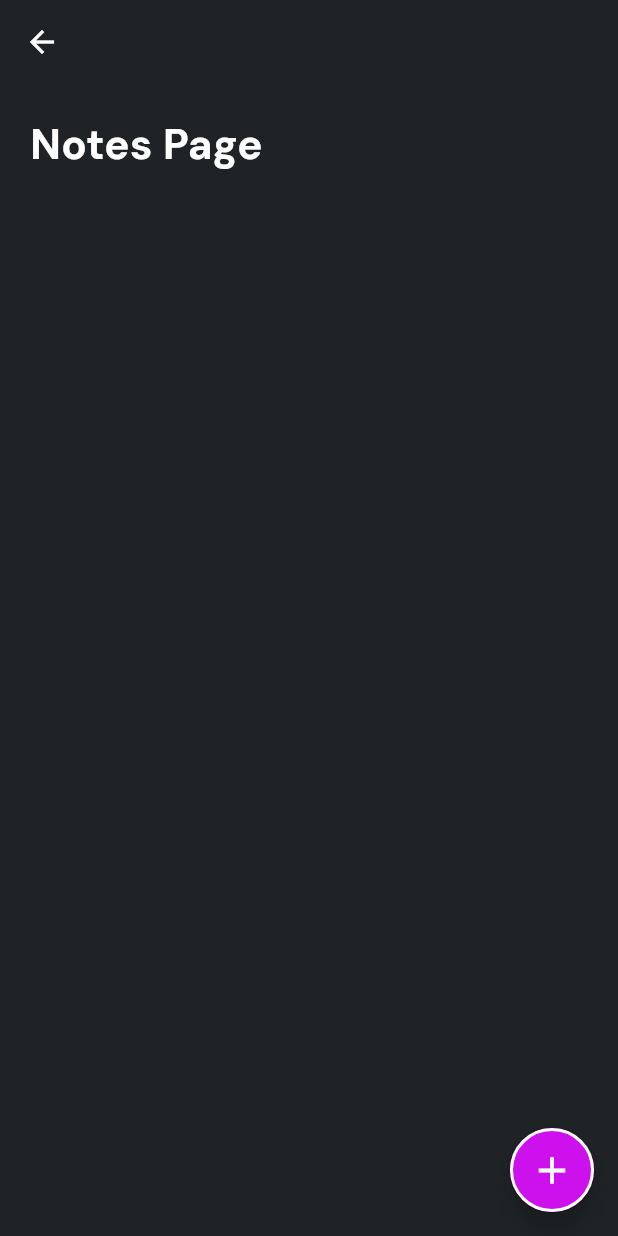
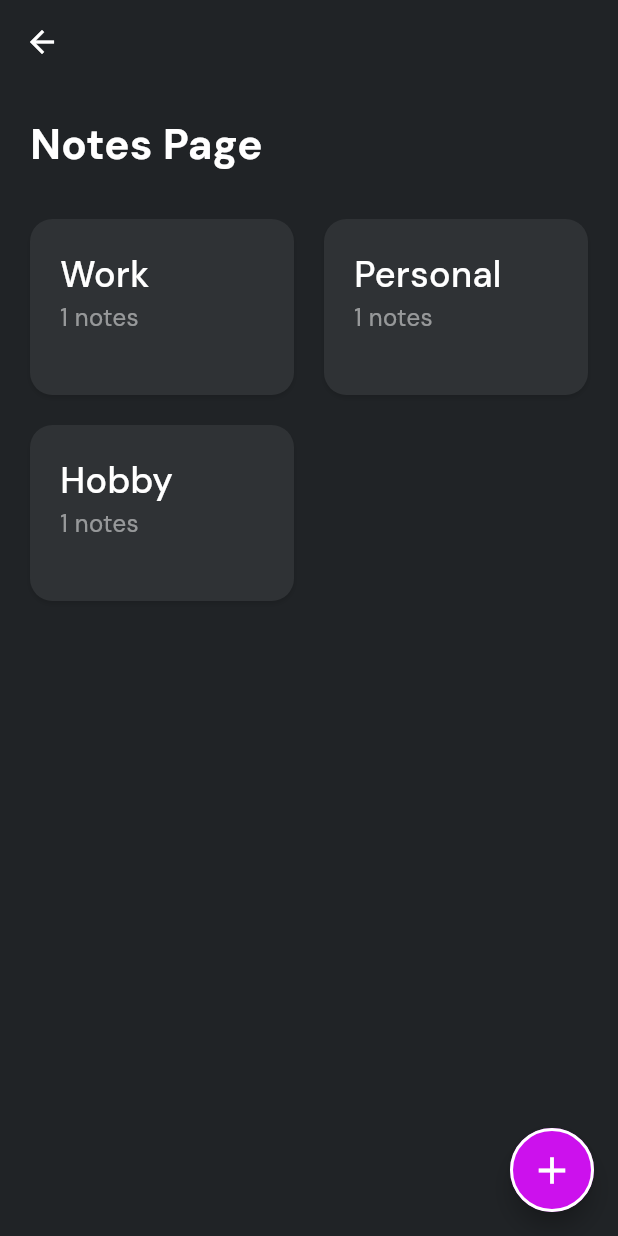
Before and after one commit to isanka23/Todo_App_with_Go_Router_Hive_Packages, a Flutter app: the NotesPage screen opened by its route, on a phone screen of 412 x 824 dp. Run offline on Flutter 3.47's test engine with Material 3 defaults, Android fonts, the phone set to English and light mode, and no system bars; our stand-ins replace go_router, google_fonts, hive, hive_flutter; accounts and stored records are empty.

Commit message:
Create and Display Note Categories

```diff
--- a/lib/pages/notes_page.dart
+++ b/lib/pages/notes_page.dart
@@ -2,8 +2,10 @@ import 'package:flutter/material.dart';
 import 'package:note_sphere_app/models/note_model.dart';
 import 'package:note_sphere_app/services/note_service.dart';
 import 'package:note_sphere_app/utils/colors.dart';
+import 'package:note_sphere_app/utils/constants.dart';
 import 'package:note_sphere_app/utils/router.dart';
 import 'package:note_sphere_app/utils/text_styles.dart';
+import 'package:note_sphere_app/widgets/notes_card.dart';
 
 class NotesPage extends StatefulWidget {
   const NotesPage({super.key});
@@ -77,9 +79,56 @@ class _NotesPageState extends State<NotesPage> {
       ),
       body: Padding(
         padding: const EdgeInsets.all(20),
-        child: Text(
-          "Notes Page",
-          style: AppTextStyles.appTitle,
+        child: Column(
+          crossAxisAlignment: CrossAxisAlignment.start,
+          children: [
+            Text(
+              "Notes Page",
+              style: AppTextStyles.appTitle,
+            ),
+            const SizedBox(
+              height: 30,
+            ),
+            allNotes.isEmpty
+                ? SizedBox(
+                    height: MediaQuery.of(context).size.height * 0.5,
+                    child: Center(
+                      child: Text(
+                        "No notes available",
+                        style: AppTextStyles.appTitle,
+                      ),
+                    ),
+                  )
+                : GridView.builder(
+                    shrinkWrap: true,
+                    physics: const NeverScrollableScrollPhysics(),
+                    gridDelegate:
+                        const SliverGridDelegateWithFixedCrossAxisCount(
+                      crossAxisCount: 2,
+                      crossAxisSpacing: AppConstants.kDefaultPadding,
+                      mainAxisSpacing: AppConstants.kDefaultPadding,
+                      childAspectRatio: 6 / 4,
+                    ),
+                    itemCount: notesWithCategory.length,
+                    itemBuilder: (context, index) {
+                      return InkWell(
+                        onTap: () {
+                          //Navigate to notes by category
+                          AppRouter.router.push(
+                            "/category",
+                            extra: notesWithCategory.keys.elementAt(index),
+                          );
+                        },
+                        child: NotesCard(
+                          notesCategory:
+                              notesWithCategory.keys.elementAt(index),
+                          noOfNotes:
+                              notesWithCategory.values.elementAt(index).length,
+                        ),
+                      );
+                    },
+                  )
+          ],
         ),
       ),
     );
--- a/lib/services/note_service.dart
+++ b/lib/services/note_service.dart
@@ -1,3 +1,4 @@
+import 'package:flutter/foundation.dart';
 import 'package:hive_flutter/adapters.dart';
 import 'package:note_sphere_app/models/note_model.dart';
 import 'package:uuid/uuid.dart';
@@ -68,4 +69,17 @@ class NoteService {
     }
     return notesByCategory;
   }
+
+  //method to get notes according to the category
+  Future<List<Note>> getNotesByCategoryName(String category) async {
+    final dynamic allNotes = await _myBox.get("notes");
+    final List<Note> notes = [];
+
+    for (final note in allNotes) {
+      if (note.category == Category) {
+        notes.add(note);
+      }
+    }
+    return notes;
+  }
 }
--- a/lib/utils/router.dart
+++ b/lib/utils/router.dart
@@ -1,6 +1,8 @@
+import 'package:flutter/foundation.dart';
 import 'package:flutter/material.dart';
 import 'package:go_router/go_router.dart';
 import 'package:note_sphere_app/pages/home_page.dart';
+import 'package:note_sphere_app/pages/notes_by_category.dart';
 import 'package:note_sphere_app/pages/notes_page.dart';
 import 'package:note_sphere_app/pages/todo_page.dart';
 
@@ -33,6 +35,15 @@ class AppRouter {
         builder: (context, state) {
           return const TodoPage();
         },
+      ),
+      //notes by category
+      GoRoute(
+        name: "category",
+        path: "/category",
+        builder: (context, state) {
+          final String Category = state.extra as String;
+          return NotesByCategory(category: Category);
+        },
       )
     ],
   );
--- /dev/null
+++ b/lib/widgets/notes_card.dart
@@ -0,0 +1,48 @@
+import 'package:flutter/material.dart';
+import 'package:note_sphere_app/utils/colors.dart';
+import 'package:note_sphere_app/utils/constants.dart';
+import 'package:note_sphere_app/utils/text_styles.dart';
+
+class NotesCard extends StatelessWidget {
+  final String notesCategory;
+  final int noOfNotes;
+  const NotesCard({
+    super.key,
+    required this.notesCategory,
+    required this.noOfNotes,
+  });
+
+  @override
+  Widget build(BuildContext context) {
+    return Container(
+      padding: const EdgeInsets.all(AppConstants.kDefaultPadding),
+      decoration: BoxDecoration(
+        color: AppColors.kCardColor,
+        borderRadius: BorderRadius.circular(15),
+        boxShadow: const [
+          BoxShadow(
+            color: Colors.black12,
+            blurRadius: 2,
+            offset: Offset(0, 2),
+          )
+        ],
+      ),
+      child: Column(
+        crossAxisAlignment: CrossAxisAlignment.start,
+        children: [
+          Text(
+            notesCategory,
+            style:
+                AppTextStyles.appSubTitle.copyWith(fontWeight: FontWeight.w500),
+          ),
+          Text(
+            "$noOfNotes notes",
+            style: AppTextStyles.appBody.copyWith(
+              color: AppColors.kWhiteColor.withOpacity(0.5),
+            ),
+          ),
+        ],
+      ),
+    );
+  }
+}
```
Also changed, not shown: lib/pages/notes_by_category.dart (added, +40 -0 lines).
